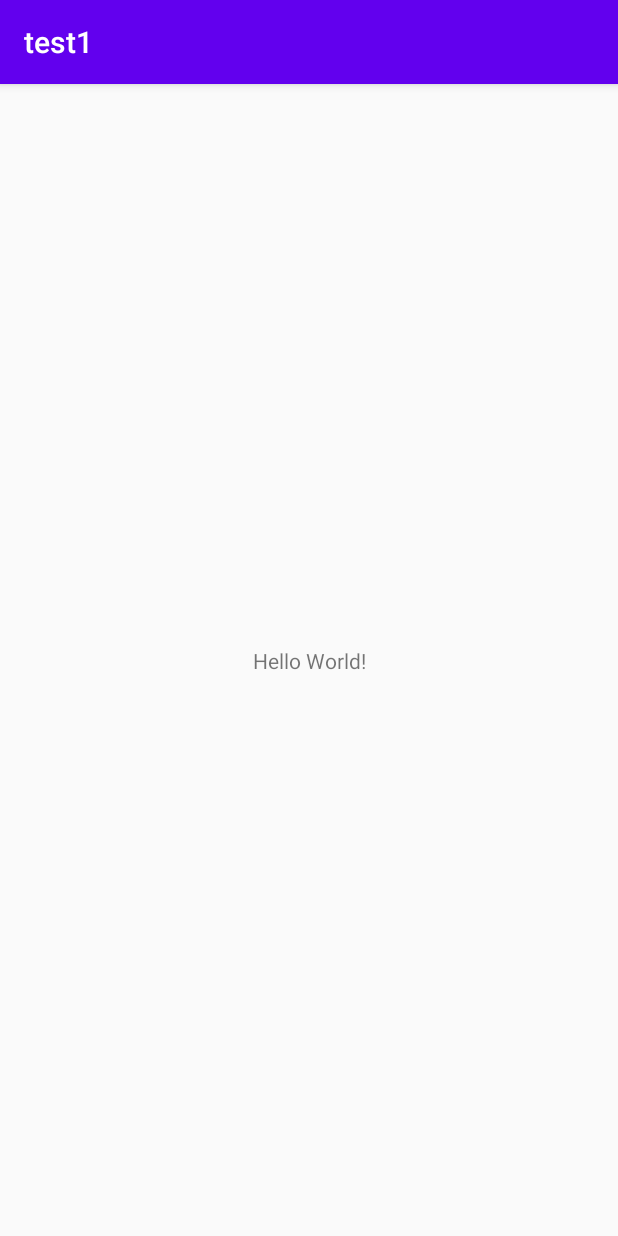
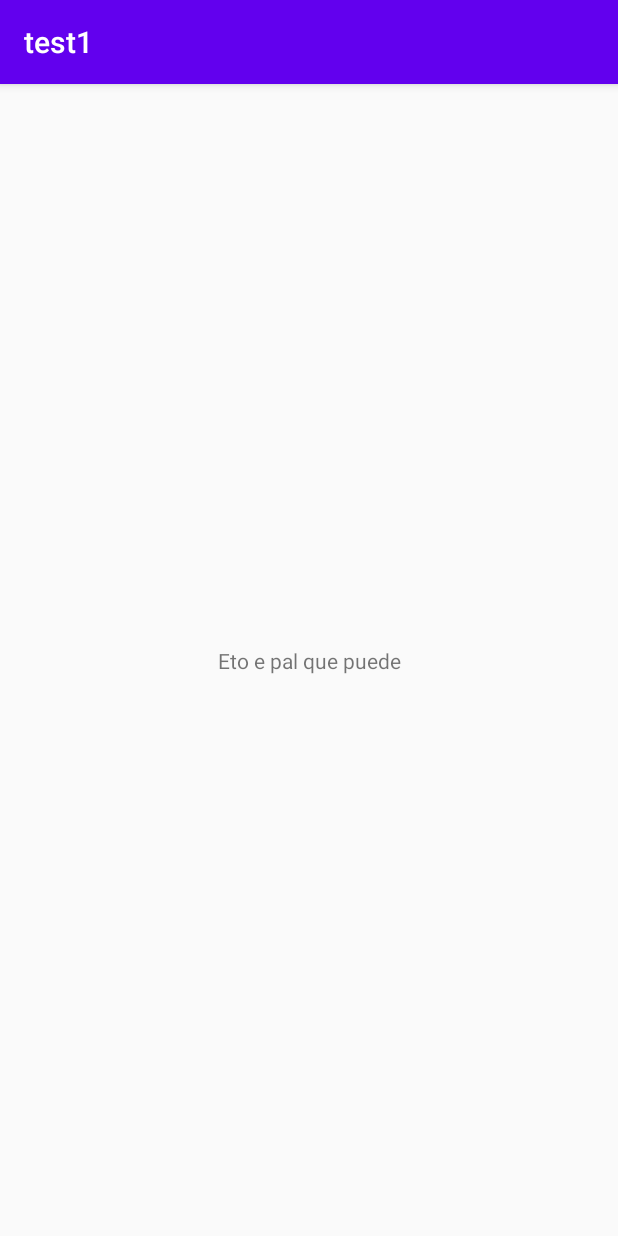
Before and after one commit to Brau1022/OtraVaina, an Android app: the screen it shows after launch (MainActivity), on a phone screen of 412 x 824 dp. Run offline under Robolectric (Android 15) with nearby library versions, the phone set to English and light mode, and no system bars.

Commit message:
otra cosa a ver como sale

```diff
--- a/app/src/main/res/layout/activity_main.xml
+++ b/app/src/main/res/layout/activity_main.xml
@@ -9,7 +9,7 @@
     <TextView
         android:layout_width="wrap_content"
         android:layout_height="wrap_content"
-        android:text="Hello World!"
+        android:text="Eto e pal que puede"
         app:layout_constraintBottom_toBottomOf="parent"
         app:layout_constraintLeft_toLeftOf="parent"
         app:layout_constraintRight_toRightOf="parent"
```
